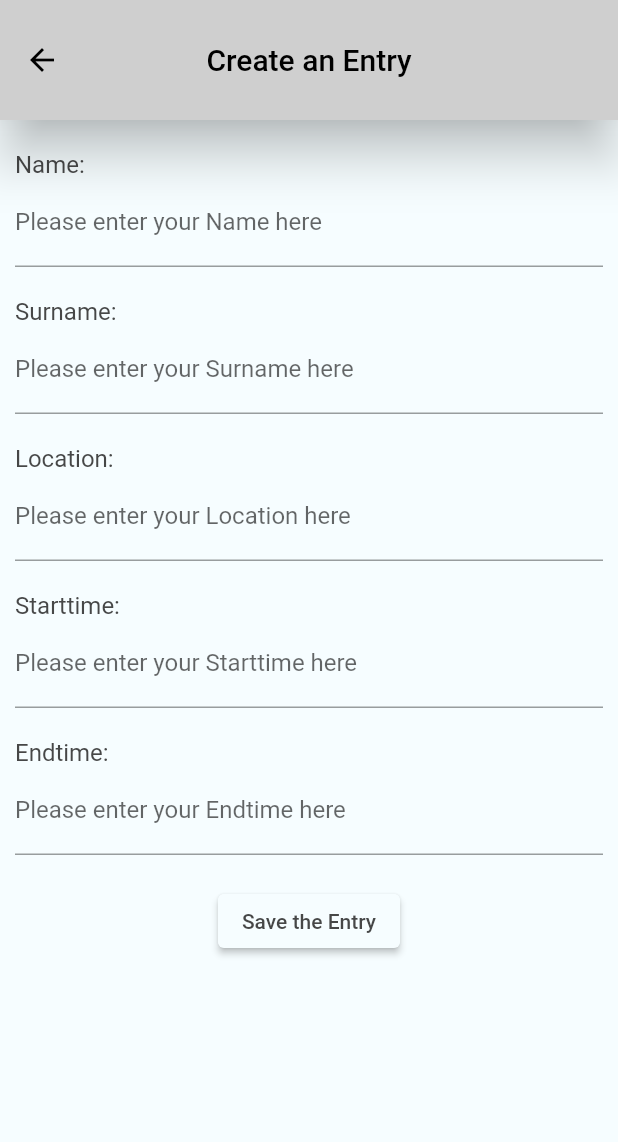
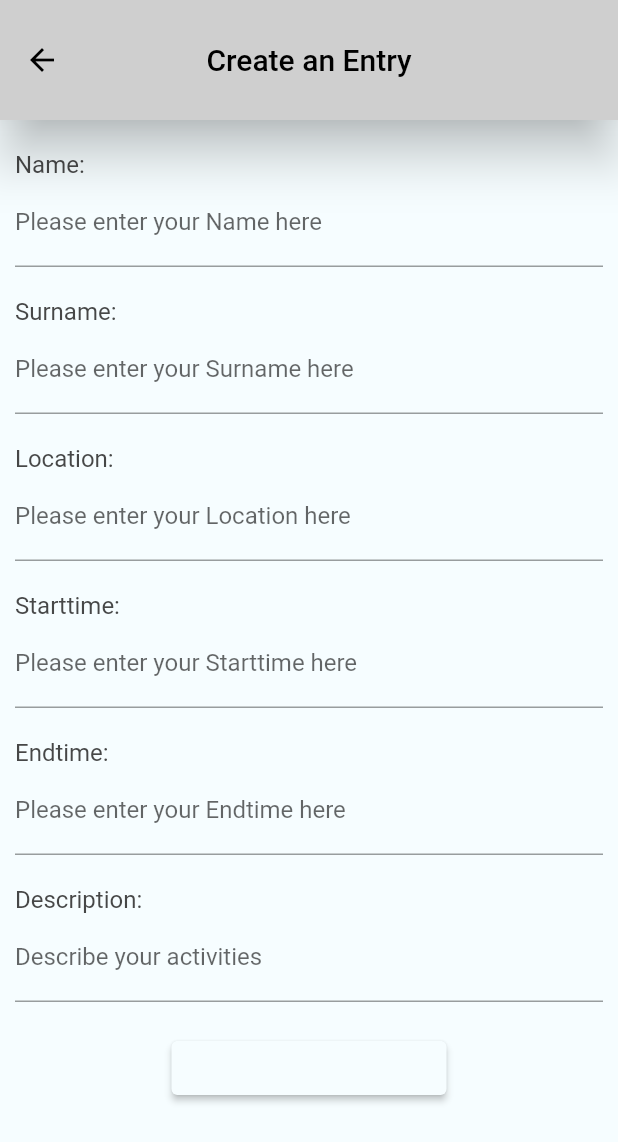
Before and after one commit to FoxH3/droneassistent, a Flutter app: the CreateList screen opened directly, on a phone screen of 412 x 824 dp. Shown: the top 1142 px of the screen. Run offline on Flutter 3.47's test engine with Material 2 defaults, Android fonts, the phone set to English and light mode, and no system bars; our stand-ins replace flutter_screenutil, shared_preferences; accounts and stored records are empty.

Commit message:
version 1.0 update

```diff
--- a/lib/Pages/createlist.dart
+++ b/lib/Pages/createlist.dart
@@ -15,11 +15,13 @@ class _CreateListState extends State<CreateList> {
   late TextEditingController _locationController;
   late TextEditingController _startController;
   late TextEditingController _endController;
+  late TextEditingController _descController;
   String name = "";
   String surname = "";
   String location = "";
   String start = "";
   String end = "";
+  String desc = "";
 
   late SharedPreferences prefs;
 
@@ -35,6 +37,7 @@ class _CreateListState extends State<CreateList> {
     _locationController = TextEditingController();
     _startController = TextEditingController();
     _endController = TextEditingController();
+    _descController = TextEditingController();
     _savechecklist();
   }
 
@@ -61,22 +64,28 @@ class _CreateListState extends State<CreateList> {
       "_end",
       _endController.text.toString(),
     );
+    prefs.setString(
+      "_desc",
+      _descController.text.toString(),
+    );
   }
 
   @override
   Widget build(BuildContext context) {
     return Scaffold(
         appBar: appBar("Create an Entry"),
-        body: SafeArea(
+        body: SingleChildScrollView(
+            child: SafeArea(
                 child: Padding(
-                padding:
-                    const EdgeInsets.symmetric(horizontal: 10, vertical: 20),
+                    padding: const EdgeInsets.symmetric(
+                        horizontal: 10, vertical: 20),
                     child: Column(
                       children: [
                         Container(
                             alignment: Alignment.centerLeft,
                             child: Text("Name:",
-                            style: Theme.of(context).textTheme.titleMedium)),
+                                style:
+                                    Theme.of(context).textTheme.titleMedium)),
                         TextField(
                           controller: _nameController,
                           decoration: const InputDecoration(
@@ -86,7 +95,8 @@ class _CreateListState extends State<CreateList> {
                         Container(
                             alignment: Alignment.centerLeft,
                             child: Text("Surname:",
-                            style: Theme.of(context).textTheme.titleMedium)),
+                                style:
+                                    Theme.of(context).textTheme.titleMedium)),
                         TextField(
                           controller: _surnameController,
                           decoration: const InputDecoration(
@@ -96,7 +106,8 @@ class _CreateListState extends State<CreateList> {
                         Container(
                             alignment: Alignment.centerLeft,
                             child: Text("Location:",
-                            style: Theme.of(context).textTheme.titleMedium)),
+                                style:
+                                    Theme.of(context).textTheme.titleMedium)),
                         TextField(
                           controller: _locationController,
                           decoration: const InputDecoration(
@@ -106,7 +117,8 @@ class _CreateListState extends State<CreateList> {
                         Container(
                             alignment: Alignment.centerLeft,
                             child: Text("Starttime:",
-                            style: Theme.of(context).textTheme.titleMedium)),
+                                style:
+                                    Theme.of(context).textTheme.titleMedium)),
                         TextField(
                           controller: _startController,
                           decoration: const InputDecoration(
@@ -116,11 +128,23 @@ class _CreateListState extends State<CreateList> {
                         Container(
                             alignment: Alignment.centerLeft,
                             child: Text("Endtime:",
-                            style: Theme.of(context).textTheme.titleMedium)),
+                                style:
+                                    Theme.of(context).textTheme.titleMedium)),
                         TextField(
                           controller: _endController,
                           decoration: const InputDecoration(
                               labelText: "Please enter your Endtime here"),
+                        ),
+                        const SizedBox(height: 20),
+                        Container(
+                            alignment: Alignment.centerLeft,
+                            child: Text("Description:",
+                                style:
+                                    Theme.of(context).textTheme.titleMedium)),
+                        TextField(
+                          controller: _descController,
+                          decoration: const InputDecoration(
+                              labelText: "Describe your activities"),
                         ),
                         const SizedBox(height: 20),
                         ElevatedButton(
@@ -130,16 +154,17 @@ class _CreateListState extends State<CreateList> {
                                 const SnackBar(
                                     backgroundColor: Colors.green,
                                     content: Text(
-                                  'Entry was saved',
+                                      'Entry was successfully saved',
                                       textAlign: TextAlign.center,
                                     )),
                               );
                             },
                             child: Text(
                               "Save the Entry",
-                          style: Theme.of(context).textTheme.bodyLarge,
+                              style: Theme.of(context).textTheme.headlineSmall,
                             )),
+                        const SizedBox(height: 300)
                       ],
-                ))));
+                    )))));
   }
 }
--- a/lib/Pages/impressum.dart
+++ b/lib/Pages/impressum.dart
@@ -68,7 +68,7 @@ class Impressumview extends StatelessWidget {
                   height: 10,
                 ),
                 SizedBox(
-                  height: 550,
+                  height: 640,
                   child: ScrollConfiguration(
                       behavior: const ScrollBehavior(),
                       child: GlowingOverscrollIndicator(
--- a/lib/config/palette.dart
+++ b/lib/config/palette.dart
@@ -25,7 +25,7 @@ class Palette with ChangeNotifier {
         color: Color(0xFFF6FDFF),
       ), // Sliding Panel
       bodyLarge: TextStyle(
-        color: Color(0xE6333333),
+        color: Color(0xFFF6FDFF),
       ), // Haupttext
       bodyMedium: TextStyle(
         color: Colors.black,
@@ -48,7 +48,7 @@ class Palette with ChangeNotifier {
     textTheme: const TextTheme(
       headlineLarge: TextStyle(color: Color(0xE6333333)), // Main Menu Button
       headlineSmall: TextStyle(
-        color: Color(0xE6333333),
+        color: Color(0xFFF6FDFF),
       ), // Überschrift (appbar)
       titleMedium: TextStyle(
         color: Color(0xE6333333),
--- a/lib/main.dart
+++ b/lib/main.dart
@@ -115,7 +115,7 @@ class MyHomePageState extends State<MyHomePage> {
                             ],
                           ),
                           Divider(
-                            color: Theme.of(context).colorScheme.secondary,
+                            color: Theme.of(context).colorScheme.tertiary,
                           )
                         ],
                       )),
@@ -141,7 +141,7 @@ class MyHomePageState extends State<MyHomePage> {
                             ],
                           ),
                           Divider(
-                            color: Theme.of(context).colorScheme.secondary,
+                            color: Theme.of(context).colorScheme.tertiary,
                           )
                         ],
                       )),
```
Also changed, not shown: lib/Pages/viewlist.dart (+72 -3 lines). Lines whose indentation alone changed are shown as unchanged.
